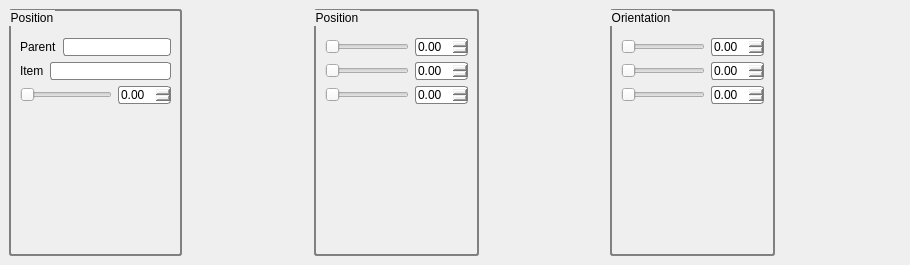
This is qtWidgets/ui/inspector.ui in golems/grip2 as Qt 5 draws it before an edit. The edited form follows.
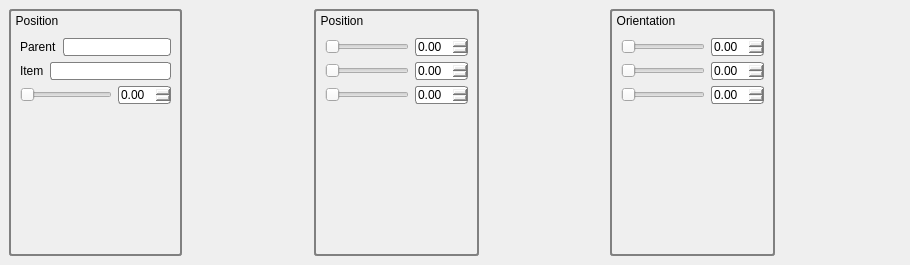
This is the edited form.

Commit message: Fix tab title border issue and docking position issue

```diff
--- a/qtWidgets/ui/inspector.ui
+++ b/qtWidgets/ui/inspector.ui
@@ -18,8 +18,17 @@
     <item>
      <widget class="QGroupBox" name="groupBox_5">
       <property name="styleSheet">
-       <string notr="true">border: 2px solid gray; 
-border-radius: 3px; </string>
+       <string notr="true">QGroupBox { 
+   border: 2px solid gray; 
+   border-radius: 3px; 
+}
+
+QGroupBox::title { 
+    background-color: transparent;
+    subcontrol-position: top left; /* position at the top left*/ 
+    padding-top: 5px;
+    padding-left: 5px;
+ } </string>
       </property>
       <property name="title">
        <string>Position</string>
@@ -129,8 +138,17 @@
     <item>
      <widget class="QGroupBox" name="groupBox_4">
       <property name="styleSheet">
-       <string notr="true">border: 2px solid gray; 
-border-radius: 3px; </string>
+       <string notr="true">QGroupBox { 
+   border: 2px solid gray; 
+   border-radius: 3px; 
+}
+
+QGroupBox::title { 
+    background-color: transparent;
+    subcontrol-position: top left; /* position at the top left*/ 
+    padding-top: 5px;
+    padding-left: 5px;
+ } </string>
       </property>
       <property name="title">
        <string>Position</string>
@@ -240,8 +258,17 @@
     <item>
      <widget class="QGroupBox" name="groupBox_3">
       <property name="styleSheet">
-       <string notr="true">border: 2px solid gray; 
-     border-radius: 3px; </string>
+       <string notr="true">QGroupBox { 
+   border: 2px solid gray; 
+   border-radius: 3px; 
+}
+
+QGroupBox::title { 
+    background-color: transparent;
+    subcontrol-position: top left; /* position at the top left*/ 
+    padding-top: 5px;
+    padding-left: 5px;
+ } </string>
       </property>
       <property name="title">
        <string>Orientation</string>
```
The commit also changes 2 other files.
